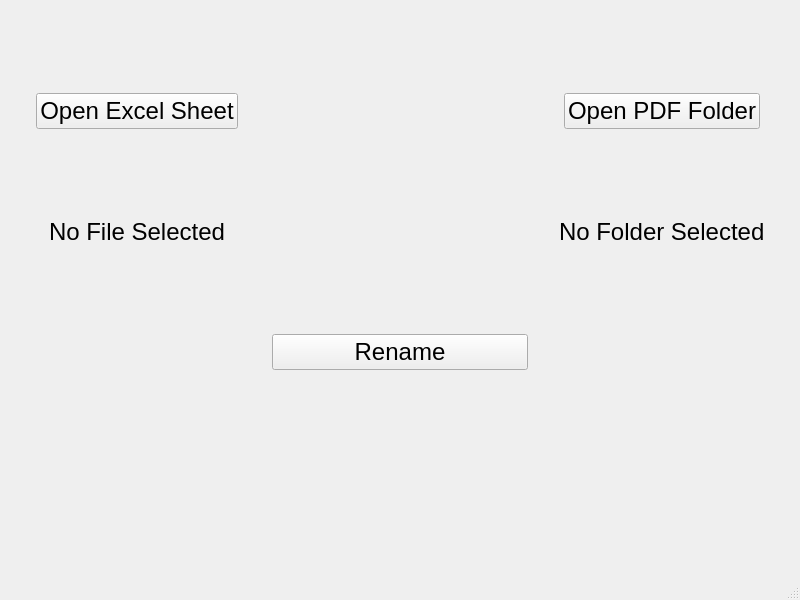
Old version of the form app.ui in the repository Ta7a21/RenamePDFs.
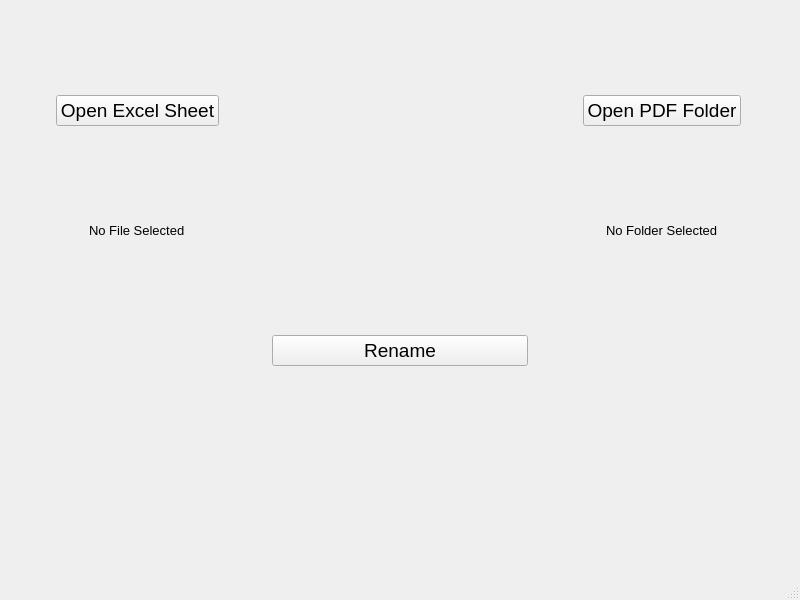
New version of the form.

```diff
--- a/app.ui
+++ b/app.ui
@@ -31,7 +31,7 @@
       </property>
       <property name="font">
        <font>
-        <pointsize>18</pointsize>
+        <pointsize>14</pointsize>
        </font>
       </property>
       <property name="text">
@@ -49,7 +49,7 @@
       </property>
       <property name="font">
        <font>
-        <pointsize>18</pointsize>
+        <pointsize>10</pointsize>
        </font>
       </property>
       <property name="text">
@@ -67,7 +67,7 @@
       </property>
       <property name="font">
        <font>
-        <pointsize>18</pointsize>
+        <pointsize>14</pointsize>
        </font>
       </property>
       <property name="text">
@@ -91,7 +91,7 @@
       </property>
       <property name="font">
        <font>
-        <pointsize>18</pointsize>
+        <pointsize>10</pointsize>
        </font>
       </property>
       <property name="text">
@@ -109,7 +109,7 @@
       </property>
       <property name="font">
        <font>
-        <pointsize>18</pointsize>
+        <pointsize>14</pointsize>
        </font>
       </property>
       <property name="text">
@@ -127,7 +127,7 @@
       </property>
       <property name="font">
        <font>
-        <pointsize>18</pointsize>
+        <pointsize>10</pointsize>
        </font>
       </property>
       <property name="text">
```
